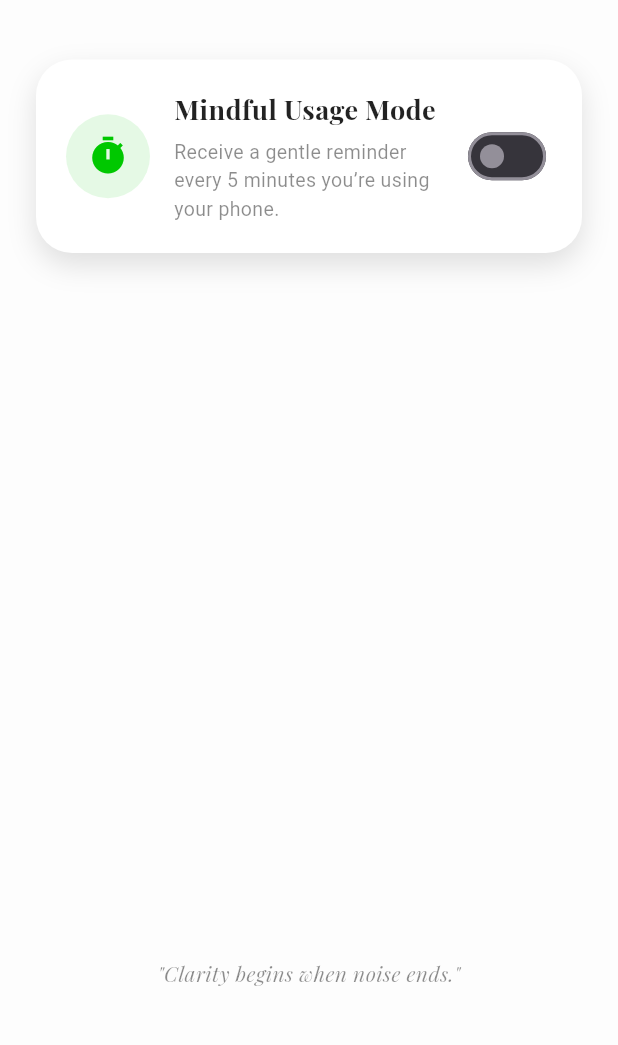
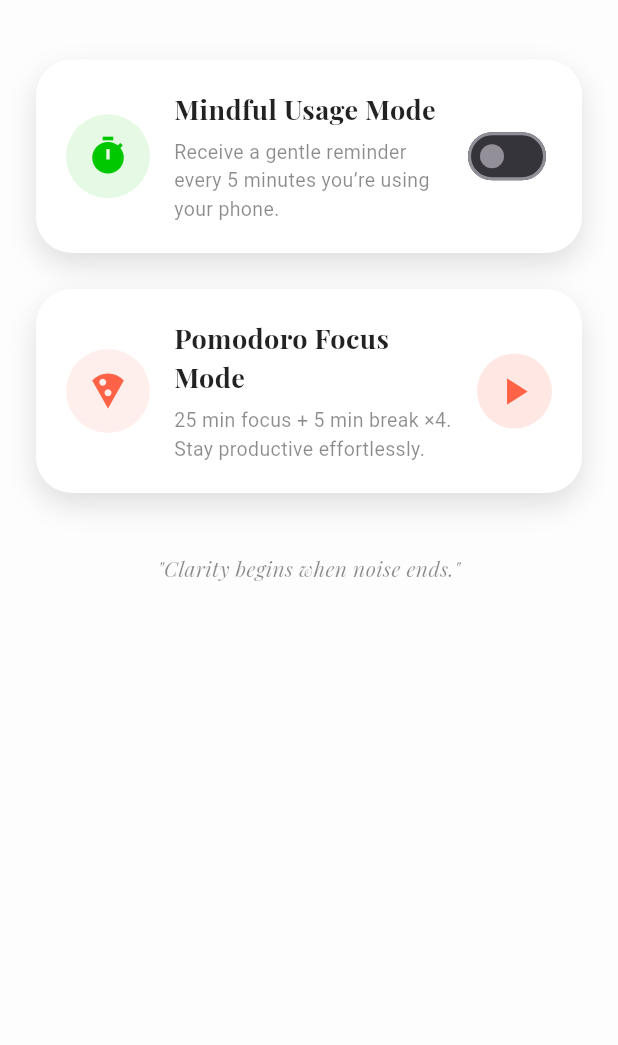
Before and after one commit to AleixVall-lloveraPeiro/app, a Flutter app: the HomeScreen screen opened directly, on a phone screen of 412 x 824 dp, the part 188-1233 px from its top. Run offline on Flutter 3.47's test engine with Material 3 defaults, Android fonts, the phone set to English and light mode, and no system bars; our stand-ins replace flutter_local_notifications, google_fonts; missing offline and left inert: device_apps.

Commit message:
actu pomodoro

```diff
--- a/lib/home_screen.dart
+++ b/lib/home_screen.dart
@@ -1,7 +1,6 @@
 import 'package:flutter/material.dart';
 import 'package:google_fonts/google_fonts.dart';
 import 'mindful_usage_mode.dart';
-
 
 class HomeScreen extends StatefulWidget {
   const HomeScreen({super.key});
@@ -31,6 +30,15 @@ class _HomeScreenState extends State<HomeScreen> {
     });
   }
 
+  void _startPomodoro() {
+    ScaffoldMessenger.of(context).showSnackBar(
+      const SnackBar(
+        content: Text('Pomodoro started!'),
+        duration: Duration(seconds: 2),
+      ),
+    );
+  }
+
   @override
   Widget build(BuildContext context) {
     final screenWidth = MediaQuery.of(context).size.width;
@@ -50,7 +58,7 @@ class _HomeScreenState extends State<HomeScreen> {
           ),
         ),
       ),
-      body: Padding(
+      body: SingleChildScrollView(
         padding: const EdgeInsets.symmetric(horizontal: 24.0, vertical: 40),
         child: Column(
           crossAxisAlignment: CrossAxisAlignment.center,
@@ -65,17 +73,28 @@ class _HomeScreenState extends State<HomeScreen> {
               ),
             ),
             const SizedBox(height: 40),
-            _buildOptionButton(
+            _buildOptionSwitch(
               context,
               title: 'Mindful Usage Mode',
-              subtitle: 'Receive a gentle reminder every 5 minutes you’re using your phone.',
+              subtitle:
+                  'Receive a gentle reminder every 5 minutes you’re using your phone.',
               icon: Icons.timer,
               color: const Color.fromARGB(255, 0, 200, 0),
               isActive: isMindfulModeOn,
               onToggle: _toggleMindfulMode,
               maxWidth: screenWidth - 120,
             ),
-            const Spacer(),
+            const SizedBox(height: 24),
+            _buildPomodoroButton(
+              context,
+              title: 'Pomodoro Focus Mode',
+              subtitle: '25 min focus + 5 min break ×4. Stay productive effortlessly.',
+              icon: Icons.local_pizza, // temporary tomato-like icon
+              color: const Color.fromARGB(255, 255, 99, 71),
+              onPressed: _startPomodoro,
+              maxWidth: screenWidth - 120,
+            ),
+            const SizedBox(height: 40),
             Text(
               '"Clarity begins when noise ends."',
               textAlign: TextAlign.center,
@@ -91,7 +110,7 @@ class _HomeScreenState extends State<HomeScreen> {
     );
   }
 
-  Widget _buildOptionButton(
+  Widget _buildOptionSwitch(
     BuildContext context, {
     required String title,
     required String subtitle,
@@ -162,4 +181,81 @@ class _HomeScreenState extends State<HomeScreen> {
       ),
     );
   }
+
+  Widget _buildPomodoroButton(
+    BuildContext context, {
+    required String title,
+    required String subtitle,
+    required IconData icon,
+    required Color color,
+    required VoidCallback onPressed,
+    required double maxWidth,
+  }) {
+    return Container(
+      padding: const EdgeInsets.all(20),
+      decoration: BoxDecoration(
+        color: Colors.white,
+        borderRadius: BorderRadius.circular(24),
+        boxShadow: [
+          BoxShadow(
+            color: Colors.black12,
+            blurRadius: 16,
+            offset: const Offset(0, 8),
+          ),
+        ],
+      ),
+      child: Row(
+        crossAxisAlignment: CrossAxisAlignment.center,
+        children: [
+          Container(
+            padding: const EdgeInsets.all(14),
+            decoration: BoxDecoration(
+              shape: BoxShape.circle,
+              color: color.withOpacity(0.1),
+            ),
+            child: Icon(icon, color: color, size: 28),
+          ),
+          const SizedBox(width: 16),
+          Expanded(
+            child: ConstrainedBox(
+              constraints: BoxConstraints(maxWidth: maxWidth),
+              child: Column(
+                crossAxisAlignment: CrossAxisAlignment.start,
+                children: [
+                  Text(
+                    title,
+                    style: GoogleFonts.playfairDisplay(
+                      fontSize: 18,
+                      fontWeight: FontWeight.bold,
+                      color: Colors.black87,
+                    ),
+                  ),
+                  const SizedBox(height: 6),
+                  Text(
+                    subtitle,
+                    style: const TextStyle(
+                      fontSize: 13,
+                      color: Colors.black45,
+                    ),
+                  ),
+                ],
+              ),
+            ),
+          ),
+          const SizedBox(width: 8),
+          GestureDetector(
+            onTap: onPressed,
+            child: Container(
+              padding: const EdgeInsets.all(10),
+              decoration: BoxDecoration(
+                shape: BoxShape.circle,
+                color: color.withOpacity(0.15),
+              ),
+              child: Icon(Icons.play_arrow, size: 30, color: color),
+            ),
+          ),
+        ],
+      ),
+    );
+  }
 }
--- a/pubspec.yaml
+++ b/pubspec.yaml
@@ -17,6 +17,8 @@ dependencies:
   permission_handler: ^12.0.0
   flutter_time_picker_spinner: ^2.0.0
   cupertino_icons: ^1.0.8
+  flutter_animate: ^4.3.0
+  lucide_icons: ^0.1.0
 
 dev_dependencies:
   flutter_test:
```
